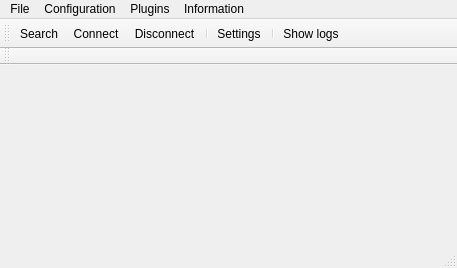
This is mainwindow.ui in devnir/Bellatrix as Qt 5 draws it before an edit. The edited form follows.
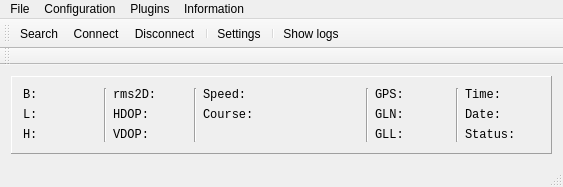
This is the edited form.

The edit to the form file:
```diff
--- a/mainwindow.ui
+++ b/mainwindow.ui
@@ -6,20 +6,281 @@
    <rect>
     <x>0</x>
     <y>0</y>
-    <width>457</width>
-    <height>268</height>
+    <width>559</width>
+    <height>178</height>
    </rect>
   </property>
   <property name="windowTitle">
    <string>MainWindow</string>
   </property>
-  <widget class="QWidget" name="centralWidget"/>
+  <widget class="QWidget" name="centralWidget">
+   <layout class="QGridLayout" name="gridLayout">
+    <item row="0" column="0">
+     <widget class="QFrame" name="frame">
+      <property name="minimumSize">
+       <size>
+        <width>541</width>
+        <height>0</height>
+       </size>
+      </property>
+      <property name="maximumSize">
+       <size>
+        <width>16777215</width>
+        <height>78</height>
+       </size>
+      </property>
+      <property name="frameShape">
+       <enum>QFrame::Panel</enum>
+      </property>
+      <property name="frameShadow">
+       <enum>QFrame::Raised</enum>
+      </property>
+      <layout class="QGridLayout" name="gridLayout_2">
+       <item row="0" column="0" rowspan="3">
+        <layout class="QVBoxLayout" name="verticalLayout">
+         <item>
+          <widget class="QLabel" name="b_label">
+           <property name="font">
+            <font>
+             <family>Courier New</family>
+            </font>
+           </property>
+           <property name="text">
+            <string>B:</string>
+           </property>
+          </widget>
+         </item>
+         <item>
+          <widget class="QLabel" name="L_label">
+           <property name="font">
+            <font>
+             <family>Courier New</family>
+            </font>
+           </property>
+           <property name="text">
+            <string>L:</string>
+           </property>
+          </widget>
+         </item>
+         <item>
+          <widget class="QLabel" name="H_label">
+           <property name="font">
+            <font>
+             <family>Courier New</family>
+            </font>
+           </property>
+           <property name="text">
+            <string>H:</string>
+           </property>
+          </widget>
+         </item>
+        </layout>
+       </item>
+       <item row="0" column="1" rowspan="3">
+        <widget class="Line" name="line">
+         <property name="orientation">
+          <enum>Qt::Vertical</enum>
+         </property>
+        </widget>
+       </item>
+       <item row="0" column="2" rowspan="3">
+        <layout class="QVBoxLayout" name="verticalLayout_2">
+         <item>
+          <widget class="QLabel" name="RMS_label">
+           <property name="font">
+            <font>
+             <family>Courier New</family>
+            </font>
+           </property>
+           <property name="text">
+            <string>rms2D:</string>
+           </property>
+          </widget>
+         </item>
+         <item>
+          <widget class="QLabel" name="hdop_label">
+           <property name="font">
+            <font>
+             <family>Courier New</family>
+            </font>
+           </property>
+           <property name="text">
+            <string>HDOP:</string>
+           </property>
+          </widget>
+         </item>
+         <item>
+          <widget class="QLabel" name="vdop_label">
+           <property name="font">
+            <font>
+             <family>Courier New</family>
+            </font>
+           </property>
+           <property name="text">
+            <string>VDOP:</string>
+           </property>
+          </widget>
+         </item>
+        </layout>
+       </item>
+       <item row="0" column="3" rowspan="3">
+        <widget class="Line" name="line_2">
+         <property name="orientation">
+          <enum>Qt::Vertical</enum>
+         </property>
+        </widget>
+       </item>
+       <item row="0" column="4" rowspan="2" colspan="2">
+        <layout class="QVBoxLayout" name="verticalLayout_3">
+         <item>
+          <widget class="QLabel" name="speed_label">
+           <property name="font">
+            <font>
+             <family>Courier New</family>
+            </font>
+           </property>
+           <property name="text">
+            <string>Speed:</string>
+           </property>
+          </widget>
+         </item>
+         <item>
+          <widget class="QLabel" name="course_label">
+           <property name="font">
+            <font>
+             <family>Courier New</family>
+            </font>
+           </property>
+           <property name="text">
+            <string>Course:</string>
+           </property>
+          </widget>
+         </item>
+        </layout>
+       </item>
+       <item row="0" column="6" rowspan="3">
+        <widget class="Line" name="line_3">
+         <property name="orientation">
+          <enum>Qt::Vertical</enum>
+         </property>
+        </widget>
+       </item>
+       <item row="0" column="7">
+        <widget class="QLabel" name="GPS_label">
+         <property name="font">
+          <font>
+           <family>Courier New</family>
+          </font>
+         </property>
+         <property name="text">
+          <string>GPS:</string>
+         </property>
+        </widget>
+       </item>
+       <item row="0" column="8" rowspan="3">
+        <widget class="Line" name="line_4">
+         <property name="orientation">
+          <enum>Qt::Vertical</enum>
+         </property>
+        </widget>
+       </item>
+       <item row="0" column="9">
+        <widget class="QLabel" name="time_label">
+         <property name="font">
+          <font>
+           <family>Courier New</family>
+          </font>
+         </property>
+         <property name="text">
+          <string>Time:</string>
+         </property>
+        </widget>
+       </item>
+       <item row="1" column="7">
+        <widget class="QLabel" name="GLN_label">
+         <property name="font">
+          <font>
+           <family>Courier New</family>
+          </font>
+         </property>
+         <property name="text">
+          <string>GLN:</string>
+         </property>
+        </widget>
+       </item>
+       <item row="1" column="9">
+        <widget class="QLabel" name="date_label">
+         <property name="font">
+          <font>
+           <family>Courier New</family>
+          </font>
+         </property>
+         <property name="text">
+          <string>Date:</string>
+         </property>
+        </widget>
+       </item>
+       <item row="2" column="5">
+        <spacer name="verticalSpacer">
+         <property name="orientation">
+          <enum>Qt::Vertical</enum>
+         </property>
+         <property name="sizeHint" stdset="0">
+          <size>
+           <width>20</width>
+           <height>16</height>
+          </size>
+         </property>
+        </spacer>
+       </item>
+       <item row="2" column="7">
+        <widget class="QLabel" name="GLL_label">
+         <property name="font">
+          <font>
+           <family>Courier New</family>
+          </font>
+         </property>
+         <property name="text">
+          <string>GLL:</string>
+         </property>
+        </widget>
+       </item>
+       <item row="2" column="9">
+        <widget class="QLabel" name="status_label">
+         <property name="font">
+          <font>
+           <family>Courier New</family>
+          </font>
+         </property>
+         <property name="text">
+          <string>Status:</string>
+         </property>
+        </widget>
+       </item>
+      </layout>
+     </widget>
+    </item>
+    <item row="1" column="0">
+     <spacer name="verticalSpacer_2">
+      <property name="orientation">
+       <enum>Qt::Vertical</enum>
+      </property>
+      <property name="sizeHint" stdset="0">
+       <size>
+        <width>20</width>
+        <height>0</height>
+       </size>
+      </property>
+     </spacer>
+    </item>
+   </layout>
+  </widget>
   <widget class="QMenuBar" name="menuBar">
    <property name="geometry">
     <rect>
      <x>0</x>
      <y>0</y>
-     <width>457</width>
+     <width>559</width>
      <height>21</height>
     </rect>
    </property>
```
